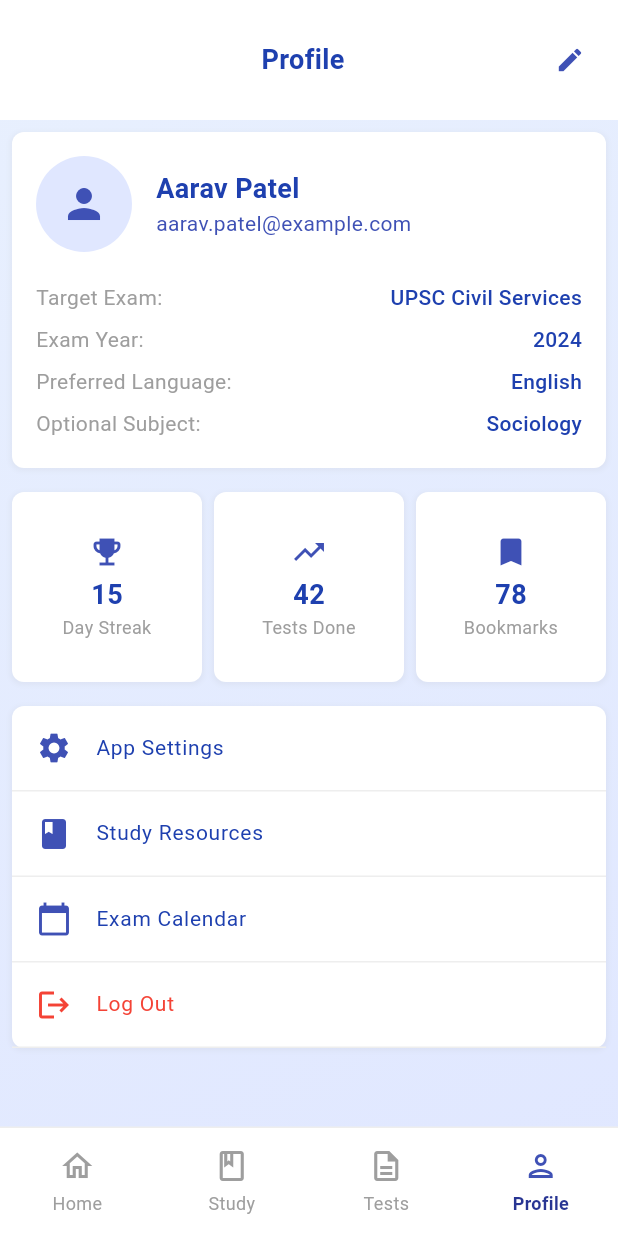
After one commit to manishonc/xbook_main, a Flutter app: the ProfilePage screen opened directly, on a phone screen of 412 x 824 dp. The commit adds this screen. Run offline on Flutter 3.47's test engine with Material 3 defaults, Android fonts, the phone set to English and light mode, and no system bars; our stand-ins replace supabase_flutter; accounts and stored records are empty.

Commit message:
Added navbar and logout action

```diff
--- a/lib/screens/home/home_screen.dart
+++ b/lib/screens/home/home_screen.dart
@@ -42,7 +42,7 @@ class HomeScreen extends StatelessWidget {
                     ),
                   ),
                 ),
-                BottomNavigation(),
+                BottomNavigation(currentRoute: '/home'), // Update this line
               ],
             ),
           ),
--- /dev/null
+++ b/lib/screens/profile/profile_model.dart
@@ -0,0 +1,38 @@
+class UserProfile {
+  final String name;
+  final String email;
+  final String targetExam;
+  final String examYear;
+  final String preferredLanguage;
+  final String optionalSubject;
+  final int studyStreak;
+  final int testsCompleted;
+  final int bookmarkedResources;
+
+  UserProfile({
+    required this.name,
+    required this.email,
+    required this.targetExam,
+    required this.examYear,
+    required this.preferredLanguage,
+    required this.optionalSubject,
+    required this.studyStreak,
+    required this.testsCompleted,
+    required this.bookmarkedResources,
+  });
+
+  // Static data for now
+  static UserProfile staticProfile() {
+    return UserProfile(
+      name: 'Aarav Patel',
+      email: 'aarav.patel@example.com',
+      targetExam: 'UPSC Civil Services',
+      examYear: '2024',
+      preferredLanguage: 'English',
+      optionalSubject: 'Sociology',
+      studyStreak: 15,
+      testsCompleted: 42,
+      bookmarkedResources: 78,
+    );
+  }
+}
--- /dev/null
+++ b/lib/screens/profile/profile_screen.dart
@@ -0,0 +1,279 @@
+import 'package:flutter/material.dart';
+import 'profile_model.dart';
+import '../../widgets/bottom_navigation.dart';
+import '../../services/supabase_service.dart';
+
+class ProfilePage extends StatelessWidget {
+  const ProfilePage({Key? key}) : super(key: key);
+
+  @override
+  Widget build(BuildContext context) {
+    final userProfile = UserProfile.staticProfile();
+
+    return Scaffold(
+      body: Container(
+        decoration: const BoxDecoration(
+          gradient: LinearGradient(
+            begin: Alignment.topLeft,
+            end: Alignment.bottomRight,
+            colors: [Color(0xFFE8F0FE), Color(0xFFE0E7FF)],
+          ),
+        ),
+        child: SafeArea(
+          child: Column(
+            children: [
+              _buildHeader(context),
+              Expanded(
+                child: _buildContent(context, userProfile),
+              ),
+              const BottomNavigation(currentRoute: '/profile'),
+            ],
+          ),
+        ),
+      ),
+    );
+  }
+
+  Widget _buildHeader(BuildContext context) {
+    return Container(
+      padding: const EdgeInsets.symmetric(vertical: 16, horizontal: 8),
+      color: Colors.white,
+      child: Row(
+        mainAxisAlignment: MainAxisAlignment.spaceBetween,
+        children: [
+          const SizedBox(width: 40), // Placeholder for balance
+          const Text(
+            'Profile',
+            style: TextStyle(
+              fontSize: 18,
+              fontWeight: FontWeight.bold,
+              color: Color(0xFF1E40AF),
+            ),
+          ),
+          IconButton(
+            icon: const Icon(Icons.edit, color: Colors.indigo, size: 20),
+            onPressed: () {
+              // TODO: Implement edit functionality
+            },
+          ),
+        ],
+      ),
+    );
+  }
+
+  Widget _buildContent(BuildContext context, UserProfile profile) {
+    return SingleChildScrollView(
+      padding: const EdgeInsets.all(8),
+      child: Column(
+        children: [
+          _buildProfileCard(profile),
+          const SizedBox(height: 16),
+          _buildStatsGrid(profile),
+          const SizedBox(height: 16),
+          _buildActionButtons(context),
+        ],
+      ),
+    );
+  }
+
+  Widget _buildProfileCard(UserProfile profile) {
+    return Container(
+      padding: const EdgeInsets.all(16),
+      decoration: BoxDecoration(
+        color: Colors.white,
+        borderRadius: BorderRadius.circular(8),
+        boxShadow: [
+          BoxShadow(
+            color: Colors.grey.withOpacity(0.1),
+            spreadRadius: 1,
+            blurRadius: 2,
+            offset: const Offset(0, 1),
+          ),
+        ],
+      ),
+      child: Column(
+        children: [
+          Row(
+            children: [
+              Container(
+                width: 64,
+                height: 64,
+                decoration: const BoxDecoration(
+                  color: Color(0xFFE0E7FF),
+                  shape: BoxShape.circle,
+                ),
+                child: const Icon(Icons.person, size: 32, color: Colors.indigo),
+              ),
+              const SizedBox(width: 16),
+              Expanded(
+                child: Column(
+                  crossAxisAlignment: CrossAxisAlignment.start,
+                  children: [
+                    Text(
+                      profile.name,
+                      style: const TextStyle(
+                        fontSize: 18,
+                        fontWeight: FontWeight.bold,
+                        color: Color(0xFF1E40AF),
+                      ),
+                    ),
+                    Text(
+                      profile.email,
+                      style: const TextStyle(
+                        fontSize: 14,
+                        color: Colors.indigo,
+                      ),
+                    ),
+                  ],
+                ),
+              ),
+            ],
+          ),
+          const SizedBox(height: 16),
+          _buildProfileDetail('Target Exam:', profile.targetExam),
+          _buildProfileDetail('Exam Year:', profile.examYear),
+          _buildProfileDetail('Preferred Language:', profile.preferredLanguage),
+          _buildProfileDetail('Optional Subject:', profile.optionalSubject),
+        ],
+      ),
+    );
+  }
+
+  Widget _buildProfileDetail(String label, String value) {
+    return Padding(
+      padding: const EdgeInsets.symmetric(vertical: 4),
+      child: Row(
+        mainAxisAlignment: MainAxisAlignment.spaceBetween,
+        children: [
+          Text(
+            label,
+            style: const TextStyle(fontSize: 14, color: Colors.grey),
+          ),
+          Text(
+            value,
+            style: const TextStyle(
+              fontSize: 14,
+              fontWeight: FontWeight.w500,
+              color: Color(0xFF1E40AF),
+            ),
+          ),
+        ],
+      ),
+    );
+  }
+
+  Widget _buildStatsGrid(UserProfile profile) {
+    return GridView.count(
+      crossAxisCount: 3,
+      shrinkWrap: true,
+      physics: const NeverScrollableScrollPhysics(),
+      mainAxisSpacing: 8,
+      crossAxisSpacing: 8,
+      children: [
+        _buildStatCard(
+            Icons.emoji_events, profile.studyStreak.toString(), 'Day Streak'),
+        _buildStatCard(
+            Icons.trending_up, profile.testsCompleted.toString(), 'Tests Done'),
+        _buildStatCard(Icons.bookmark, profile.bookmarkedResources.toString(),
+            'Bookmarks'),
+      ],
+    );
+  }
+
+  Widget _buildStatCard(IconData icon, String value, String label) {
+    return Container(
+      padding: const EdgeInsets.all(8),
+      decoration: BoxDecoration(
+        color: Colors.white,
+        borderRadius: BorderRadius.circular(8),
+        boxShadow: [
+          BoxShadow(
+            color: Colors.grey.withOpacity(0.1),
+            spreadRadius: 1,
+            blurRadius: 2,
+            offset: const Offset(0, 1),
+          ),
+        ],
+      ),
+      child: Column(
+        mainAxisAlignment: MainAxisAlignment.center,
+        children: [
+          Icon(icon, size: 24, color: Colors.indigo),
+          const SizedBox(height: 4),
+          Text(
+            value,
+            style: const TextStyle(
+              fontSize: 18,
+              fontWeight: FontWeight.bold,
+              color: Color(0xFF1E40AF),
+            ),
+          ),
+          Text(
+            label,
+            style: const TextStyle(fontSize: 12, color: Colors.grey),
+            textAlign: TextAlign.center,
+          ),
+        ],
+      ),
+    );
+  }
+
+  Widget _buildActionButtons(BuildContext context) {
+    return Container(
+      decoration: BoxDecoration(
+        color: Colors.white,
+        borderRadius: BorderRadius.circular(8),
+        boxShadow: [
+          BoxShadow(
+            color: Colors.grey.withOpacity(0.1),
+            spreadRadius: 1,
+            blurRadius: 2,
+            offset: const Offset(0, 1),
+          ),
+        ],
+      ),
+      child: Column(
+        children: [
+          _buildActionButton(context, Icons.settings, 'App Settings'),
+          _buildActionButton(context, Icons.book, 'Study Resources'),
+          _buildActionButton(context, Icons.calendar_today, 'Exam Calendar'),
+          _buildActionButton(context, Icons.logout, 'Log Out', isLogout: true),
+        ],
+      ),
+    );
+  }
+
+  Widget _buildActionButton(BuildContext context, IconData icon, String label,
+      {bool isLogout = false}) {
+    return Container(
+      decoration: BoxDecoration(
+        border: Border(
+          bottom: BorderSide(
+            color: Colors.grey.shade200,
+            width: 1,
+          ),
+        ),
+      ),
+      child: ListTile(
+        leading: Icon(icon, color: isLogout ? Colors.red : Colors.indigo),
+        title: Text(
+          label,
+          style: TextStyle(
+            fontSize: 14,
+            color: isLogout ? Colors.red : const Color(0xFF1E40AF),
+          ),
+        ),
+        onTap: () async {
+          if (isLogout) {
+            await supabaseService.signOut();
+            // ignore: use_build_context_synchronously
+            Navigator.of(context)
+                .pushReplacementNamed('/login'); // Adjust the route as needed
+          } else {
+            // TODO: Implement other action button functionality
+          }
+        },
+      ),
+    );
+  }
+}
--- a/lib/widgets/bottom_navigation.dart
+++ b/lib/widgets/bottom_navigation.dart
@@ -1,23 +1,26 @@
 import 'package:flutter/material.dart';
+import '../screens/profile/profile_screen.dart';
+import '../screens/home/home_screen.dart';
+// import '../screens/study/study_screen.dart';
+// import '../screens/tests/tests_screen.dart';
 
 class BottomNavigation extends StatelessWidget {
-  const BottomNavigation({Key? key}) : super(key: key);
+  final String currentRoute;
+
+  const BottomNavigation({Key? key, required this.currentRoute})
+      : super(key: key);
 
   @override
   Widget build(BuildContext context) {
     final navItems = [
-      {'icon': Icons.home_outlined, 'label': 'Home', 'route': '/'},
+      {'icon': Icons.home_outlined, 'label': 'Home', 'route': '/home'},
       {
         'icon': Icons.book_outlined,
         'label': 'Study',
         'route': '/study-materials'
       },
       {'icon': Icons.description_outlined, 'label': 'Tests', 'route': '/tests'},
-      {
-        'icon': Icons.settings_outlined,
-        'label': 'Settings',
-        'route': '/settings'
-      },
+      {'icon': Icons.person_outlined, 'label': 'Profile', 'route': '/profile'},
     ];
 
     return Container(
@@ -31,24 +34,69 @@ class BottomNavigation extends StatelessWidget {
       child: Row(
         mainAxisAlignment: MainAxisAlignment.spaceAround,
         children: navItems.map((item) {
-          return GestureDetector(
+          final isActive = currentRoute == item['route'];
+          return Expanded(
+            child: GestureDetector(
               onTap: () {
-              Navigator.pushNamed(context, item['route'] as String);
+                if (!isActive) {
+                  Navigator.pushReplacement(
+                    context,
+                    PageRouteBuilder(
+                      pageBuilder: (context, animation, secondaryAnimation) =>
+                          _getPageForRoute(item['route'] as String),
+                      transitionsBuilder:
+                          (context, animation, secondaryAnimation, child) {
+                        return FadeTransition(opacity: animation, child: child);
                       },
+                      transitionDuration: const Duration(milliseconds: 300),
+                    ),
+                  );
+                }
+              },
+              child: Container(
+                height: 56, // Adjust this value to increase/decrease tab height
+                color: Colors.transparent,
                 child: Column(
-              mainAxisSize: MainAxisSize.min,
+                  mainAxisAlignment: MainAxisAlignment.center,
                   children: [
-                Icon(item['icon'] as IconData, color: Colors.indigo),
+                    Icon(
+                      item['icon'] as IconData,
+                      color: isActive ? Colors.indigo : Colors.grey,
+                    ),
                     const SizedBox(height: 4),
                     Text(
                       item['label'] as String,
-                  style: TextStyle(fontSize: 12, color: Colors.indigo[800]),
+                      style: TextStyle(
+                        fontSize: 12,
+                        color: isActive ? Colors.indigo[800] : Colors.grey,
+                        fontWeight:
+                            isActive ? FontWeight.bold : FontWeight.normal,
+                      ),
                     ),
                   ],
+                ),
+              ),
             ),
           );
         }).toList(),
       ),
     );
   }
+
+  Widget _getPageForRoute(String route) {
+    switch (route) {
+      case '/home':
+        return const HomeScreen();
+      case '/study-materials':
+        // return StudyScreen();
+        return const Scaffold(body: Center(child: Text('Study Screen')));
+      case '/tests':
+        // return TestsScreen();
+        return const Scaffold(body: Center(child: Text('Tests Screen')));
+      case '/profile':
+        return const ProfilePage();
+      default:
+        return const Scaffold(body: Center(child: Text('Page not found')));
     }
+  }
+}
```
Lines whose indentation alone changed are shown as unchanged.
